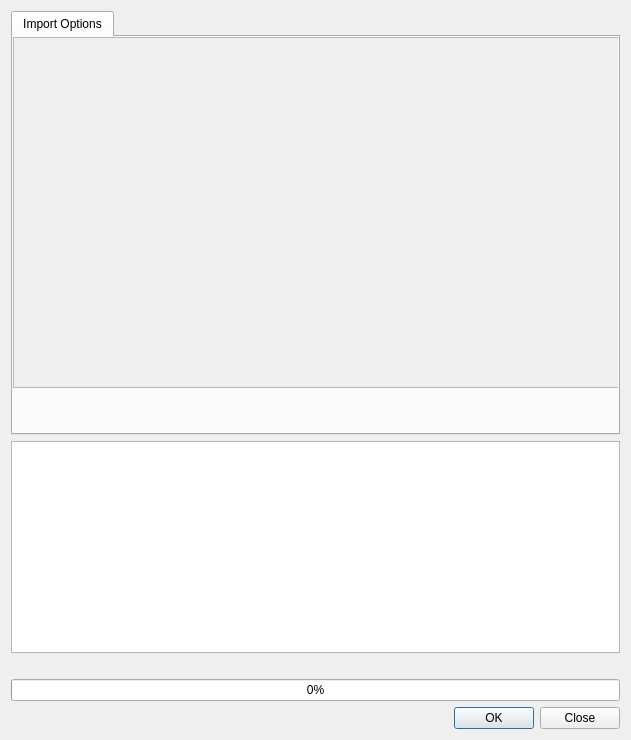
The window that src/plugins/qmldesigner/components/itemlibrary/itemlibraryassetimportdialog.ui (qt-creator/qt-creator) describes before a commit, drawn with Qt 5.
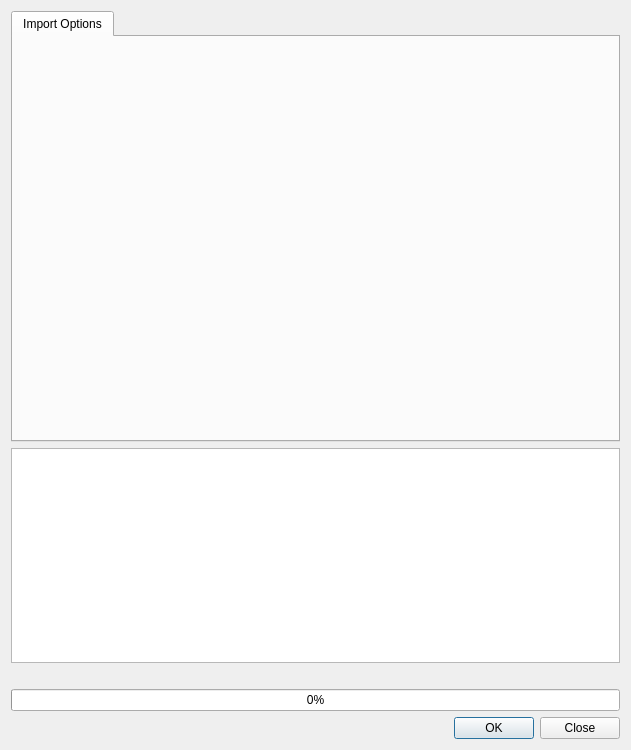
The same window after the commit.

What changed in the file:
```diff
--- a/src/plugins/qmldesigner/components/itemlibrary/itemlibraryassetimportdialog.ui
+++ b/src/plugins/qmldesigner/components/itemlibrary/itemlibraryassetimportdialog.ui
@@ -7,7 +7,7 @@
     <x>0</x>
     <y>0</y>
     <width>631</width>
-    <height>740</height>
+    <height>750</height>
    </rect>
   </property>
   <property name="windowTitle">
@@ -32,47 +32,6 @@
       <attribute name="title">
        <string>Import Options</string>
       </attribute>
-      <widget class="QScrollArea" name="optionsArea">
-       <property name="geometry">
-        <rect>
-         <x>0</x>
-         <y>0</y>
-         <width>611</width>
-         <height>351</height>
-        </rect>
-       </property>
-       <property name="sizePolicy">
-        <sizepolicy hsizetype="Expanding" vsizetype="Expanding">
-         <horstretch>0</horstretch>
-         <verstretch>2</verstretch>
-        </sizepolicy>
-       </property>
-       <property name="horizontalScrollBarPolicy">
-        <enum>Qt::ScrollBarAlwaysOff</enum>
-       </property>
-       <property name="widgetResizable">
-        <bool>false</bool>
-       </property>
-       <widget class="QWidget" name="optionsAreaContents">
-        <property name="geometry">
-         <rect>
-          <x>0</x>
-          <y>0</y>
-          <width>0</width>
-          <height>0</height>
-         </rect>
-        </property>
-        <property name="sizePolicy">
-         <sizepolicy hsizetype="Expanding" vsizetype="Expanding">
-          <horstretch>0</horstretch>
-          <verstretch>0</verstretch>
-         </sizepolicy>
-        </property>
-        <property name="autoFillBackground">
-         <bool>false</bool>
-        </property>
-       </widget>
-      </widget>
      </widget>
     </widget>
    </item>
```
